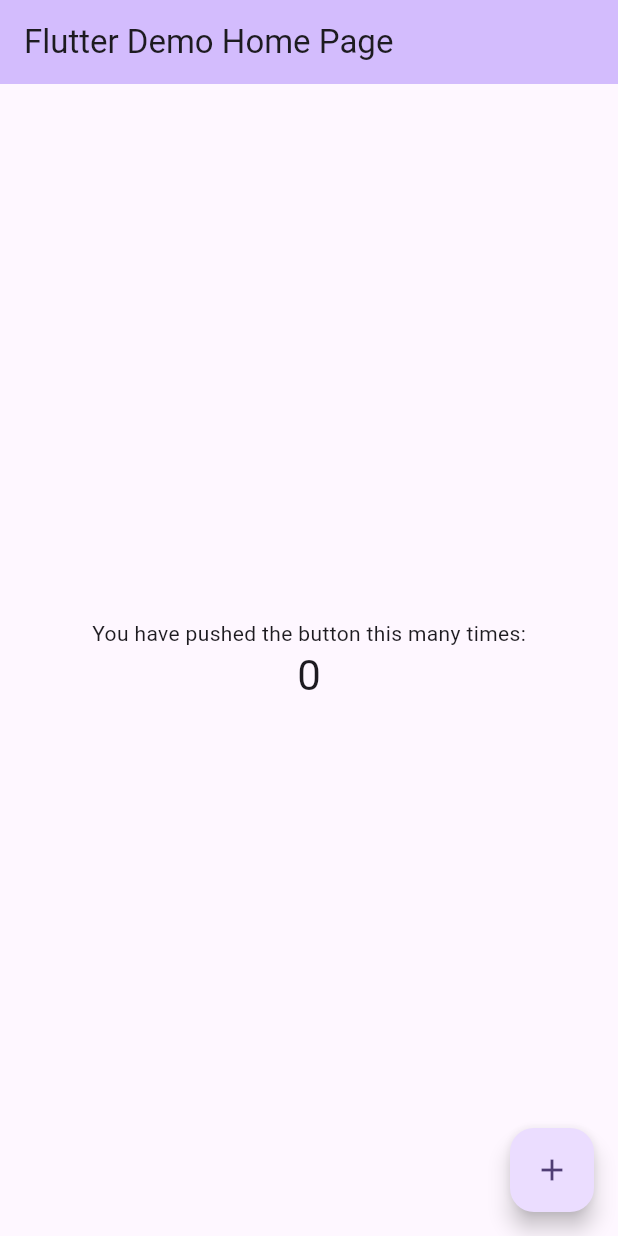
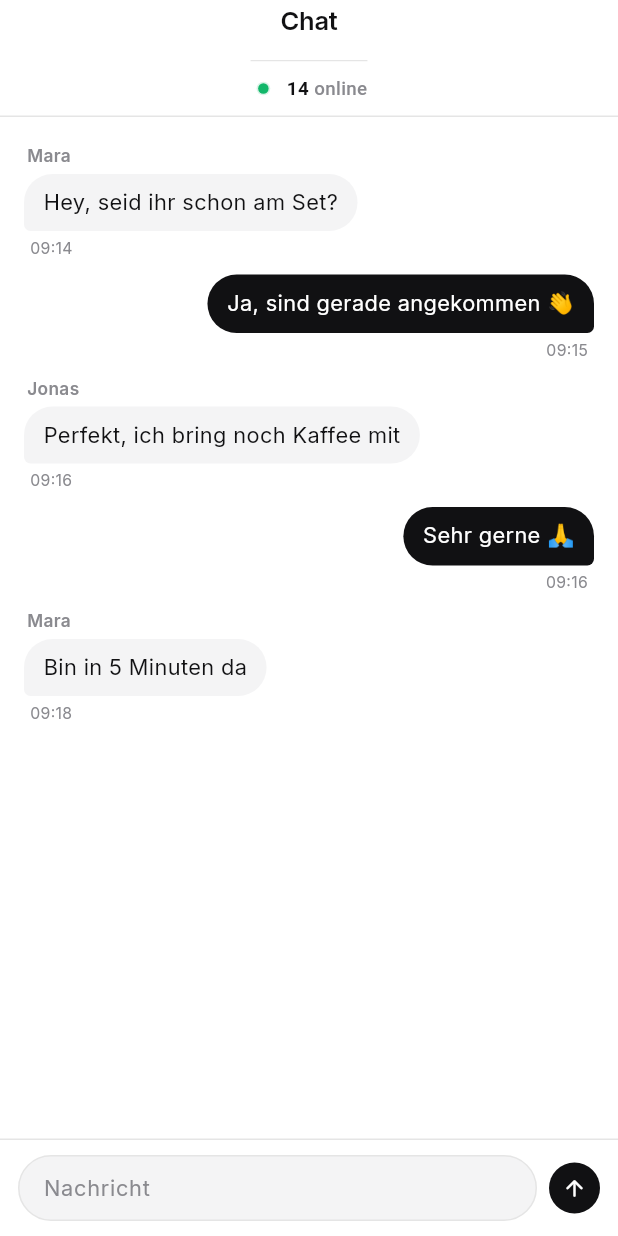
Before and after one commit to Gnidreve/gRPC_Chat, a Flutter app: the screen it shows after launch, on a phone screen of 412 x 824 dp. Run offline on Flutter 3.47's test engine with Material 3 defaults, Android fonts, the phone set to English and light mode, and no system bars; our stand-ins replace google_fonts.

Commit message:
Add chat UI mockup (visual scaffold)
Implement the visual chat screen from the provided design: top bar,
online indicator with pulsing dot, message list with own/other
bubbles, and an input bar. Static demo data only, no networking or
gRPC wiring yet. Adds google_fonts for the Inter typeface used by
the theme.

Co-Authored-By: Claude Sonnet 5 <noreply@anthropic.com>
Claude-Session: https://claude.ai/code/session_0137skvoiKUSRyrUmnCphU81

```diff
--- a/lib/main.dart
+++ b/lib/main.dart
@@ -1,122 +1,21 @@
 import 'package:flutter/material.dart';
+import 'screens/chat_screen.dart';
+import 'theme/app_theme.dart';
 
 void main() {
-  runApp(const MyApp());
+  runApp(const ChatApp());
 }
 
-class MyApp extends StatelessWidget {
-  const MyApp({super.key});
+class ChatApp extends StatelessWidget {
+  const ChatApp({super.key});
 
-  // This widget is the root of your application.
   @override
   Widget build(BuildContext context) {
     return MaterialApp(
-      title: 'Flutter Demo',
-      theme: ThemeData(
-        // This is the theme of your application.
-        //
-        // TRY THIS: Try running your application with "flutter run". You'll see
-        // the application has a purple toolbar. Then, without quitting the app,
-        // try changing the seedColor in the colorScheme below to Colors.green
-        // and then invoke "hot reload" (save your changes or press the "hot
-        // reload" button in a Flutter-supported IDE, or press "r" if you used
-        // the command line to start the app).
-        //
-        // Notice that the counter didn't reset back to zero; the application
-        // state is not lost during the reload. To reset the state, use hot
-        // restart instead.
-        //
-        // This works for code too, not just values: Most code changes can be
-        // tested with just a hot reload.
-        colorScheme: .fromSeed(seedColor: Colors.deepPurple),
-      ),
-      home: const MyHomePage(title: 'Flutter Demo Home Page'),
+      title: 'Chat',
+      debugShowCheckedModeBanner: false,
+      theme: AppTheme.light,
+      home: const ChatScreen(),
     );
   }
 }
-
-class MyHomePage extends StatefulWidget {
-  const MyHomePage({super.key, required this.title});
-
-  // This widget is the home page of your application. It is stateful, meaning
-  // that it has a State object (defined below) that contains fields that affect
-  // how it looks.
-
-  // This class is the configuration for the state. It holds the values (in this
-  // case the title) provided by the parent (in this case the App widget) and
-  // used by the build method of the State. Fields in a Widget subclass are
-  // always marked "final".
-
-  final String title;
-
-  @override
-  State<MyHomePage> createState() => _MyHomePageState();
-}
-
-class _MyHomePageState extends State<MyHomePage> {
-  int _counter = 0;
-
-  void _incrementCounter() {
-    setState(() {
-      // This call to setState tells the Flutter framework that something has
-      // changed in this State, which causes it to rerun the build method below
-      // so that the display can reflect the updated values. If we changed
-      // _counter without calling setState(), then the build method would not be
-      // called again, and so nothing would appear to happen.
-      _counter++;
-    });
-  }
-
-  @override
-  Widget build(BuildContext context) {
-    // This method is rerun every time setState is called, for instance as done
-    // by the _incrementCounter method above.
-    //
-    // The Flutter framework has been optimized to make rerunning build methods
-    // fast, so that you can just rebuild anything that needs updating rather
-    // than having to individually change instances of widgets.
-    return Scaffold(
-      appBar: AppBar(
-        // TRY THIS: Try changing the color here to a specific color (to
-        // Colors.amber, perhaps?) and trigger a hot reload to see the AppBar
-        // change color while the other colors stay the same.
-        backgroundColor: Theme.of(context).colorScheme.inversePrimary,
-        // Here we take the value from the MyHomePage object that was created by
-        // the App.build method, and use it to set our appbar title.
-        title: Text(widget.title),
-      ),
-      body: Center(
-        // Center is a layout widget. It takes a single child and positions it
-        // in the middle of the parent.
-        child: Column(
-          // Column is also a layout widget. It takes a list of children and
-          // arranges them vertically. By default, it sizes itself to fit its
-          // children horizontally, and tries to be as tall as its parent.
-          //
-          // Column has various properties to control how it sizes itself and
-          // how it positions its children. Here we use mainAxisAlignment to
-          // center the children vertically; the main axis here is the vertical
-          // axis because Columns are vertical (the cross axis would be
-          // horizontal).
-          //
-          // TRY THIS: Invoke "debug painting" (choose the "Toggle Debug Paint"
-          // action in the IDE, or press "p" in the console), to see the
-          // wireframe for each widget.
-          mainAxisAlignment: .center,
-          children: [
-            const Text('You have pushed the button this many times:'),
-            Text(
-              '$_counter',
-              style: Theme.of(context).textTheme.headlineMedium,
-            ),
-          ],
-        ),
-      ),
-      floatingActionButton: FloatingActionButton(
-        onPressed: _incrementCounter,
-        tooltip: 'Increment',
-        child: const Icon(Icons.add),
-      ),
-    );
-  }
-}
--- /dev/null
+++ b/lib/models/chat_message.dart
@@ -0,0 +1,48 @@
+/// Reine Datenhülle für eine Chat-Nachricht.
+/// Keine Methoden, keine Logik – nur Felder fürs Templating.
+class ChatMessage {
+  final String? senderName; // null = eigene Nachricht
+  final String text;
+  final String time;
+  final bool isOwn;
+
+  const ChatMessage({
+    this.senderName,
+    required this.text,
+    required this.time,
+    required this.isOwn,
+  });
+}
+
+/// Statische Beispiel-Daten, damit das Template ohne Backend aussieht
+/// wie im Mockup. Später durch echte Daten ersetzen.
+const List<ChatMessage> demoMessages = [
+  ChatMessage(
+    senderName: 'Mara',
+    text: 'Hey, seid ihr schon am Set?',
+    time: '09:14',
+    isOwn: false,
+  ),
+  ChatMessage(
+    text: 'Ja, sind gerade angekommen 👋',
+    time: '09:15',
+    isOwn: true,
+  ),
+  ChatMessage(
+    senderName: 'Jonas',
+    text: 'Perfekt, ich bring noch Kaffee mit',
+    time: '09:16',
+    isOwn: false,
+  ),
+  ChatMessage(
+    text: 'Sehr gerne 🙏',
+    time: '09:16',
+    isOwn: true,
+  ),
+  ChatMessage(
+    senderName: 'Mara',
+    text: 'Bin in 5 Minuten da',
+    time: '09:18',
+    isOwn: false,
+  ),
+];
--- /dev/null
+++ b/lib/screens/chat_screen.dart
@@ -0,0 +1,59 @@
+import 'package:flutter/material.dart';
+import '../models/chat_message.dart';
+import '../theme/app_theme.dart';
+import '../widgets/chat_input_bar.dart';
+import '../widgets/message_bubble.dart';
+import '../widgets/online_indicator.dart';
+
+/// Einziger Screen der App: Top Bar, Online-Indikator, Nachrichtenliste,
+/// Input-Bar. Nutzt statische Demo-Daten aus chat_message.dart.
+class ChatScreen extends StatelessWidget {
+  const ChatScreen({super.key});
+
+  @override
+  Widget build(BuildContext context) {
+    return Scaffold(
+      backgroundColor: AppColors.bgApp,
+      body: SafeArea(
+        child: Column(
+          children: [
+            _TopBar(),
+            const OnlineIndicator(count: 14),
+            Expanded(
+              child: ListView.builder(
+                padding: const EdgeInsets.fromLTRB(16, 18, 16, 10),
+                itemCount: demoMessages.length,
+                itemBuilder: (context, index) {
+                  return MessageBubble(message: demoMessages[index]);
+                },
+              ),
+            ),
+            const ChatInputBar(),
+          ],
+        ),
+      ),
+    );
+  }
+}
+
+class _TopBar extends StatelessWidget {
+  @override
+  Widget build(BuildContext context) {
+    return Container(
+      padding: const EdgeInsets.fromLTRB(20, 2, 20, 14),
+      decoration: const BoxDecoration(
+        border: Border(bottom: BorderSide(color: AppColors.border)),
+      ),
+      child: const Text(
+        'Chat',
+        textAlign: TextAlign.center,
+        style: TextStyle(
+          fontSize: 17,
+          fontWeight: FontWeight.w600,
+          letterSpacing: -0.2,
+          color: AppColors.textPrimary,
+        ),
+      ),
+    );
+  }
+}
--- /dev/null
+++ b/lib/theme/app_theme.dart
@@ -0,0 +1,54 @@
+import 'package:flutter/material.dart';
+import 'package:google_fonts/google_fonts.dart';
+
+/// Zentrale Farb- und Formtokens, 1:1 aus dem Web-Mockup übernommen.
+class AppColors {
+  AppColors._();
+
+  static const bgApp = Color(0xFFFFFFFF);
+  static const bgSurface = Color(0xFFF4F4F5);
+  static const border = Color(0xFFE5E5E5);
+
+  static const textPrimary = Color(0xFF111113);
+  static const textSecondary = Color(0xFF8A8A8F);
+
+  static const accentGreen = Color(0xFF12B76A);
+
+  static const bubbleOwn = Color(0xFF111113);
+  static const bubbleOwnText = Color(0xFFFFFFFF);
+  static const bubbleOther = Color(0xFFF4F4F5);
+  static const bubbleOtherText = Color(0xFF111113);
+}
+
+class AppRadius {
+  AppRadius._();
+
+  static const lg = 22.0;
+  static const md = 14.0;
+}
+
+/// Fertiges ThemeData, das an MaterialApp übergeben wird.
+class AppTheme {
+  AppTheme._();
+
+  static ThemeData get light {
+    final base = ThemeData(
+      useMaterial3: true,
+      brightness: Brightness.light,
+      scaffoldBackgroundColor: AppColors.bgApp,
+      colorScheme: ColorScheme.fromSeed(
+        seedColor: AppColors.textPrimary,
+        brightness: Brightness.light,
+        surface: AppColors.bgApp,
+      ),
+    );
+
+    return base.copyWith(
+      textTheme: GoogleFonts.interTextTheme(base.textTheme).apply(
+        bodyColor: AppColors.textPrimary,
+        displayColor: AppColors.textPrimary,
+      ),
+      dividerColor: AppColors.border,
+    );
+  }
+}
--- /dev/null
+++ b/lib/widgets/chat_input_bar.dart
@@ -0,0 +1,87 @@
+import 'package:flutter/material.dart';
+import '../theme/app_theme.dart';
+
+/// Eingabezeile am unteren Bildschirmrand.
+/// Rein visuelles Template: kein State, kein Senden-Callback.
+/// TODO: TextEditingController + onSend-Callback ergänzen, sobald
+/// die eigentliche Chat-Logik angebunden wird.
+class ChatInputBar extends StatelessWidget {
+  const ChatInputBar({super.key});
+
+  @override
+  Widget build(BuildContext context) {
+    return Container(
+      padding: EdgeInsets.only(
+        left: 12,
+        right: 12,
+        top: 10,
+        bottom: 10 + MediaQuery.of(context).padding.bottom,
+      ),
+      decoration: const BoxDecoration(
+        color: AppColors.bgApp,
+        border: Border(top: BorderSide(color: AppColors.border)),
+      ),
+      child: Row(
+        children: [
+          Expanded(
+            child: Container(
+              padding: const EdgeInsets.symmetric(horizontal: 16),
+              decoration: BoxDecoration(
+                color: AppColors.bgSurface,
+                borderRadius: BorderRadius.circular(100),
+                border: Border.all(color: AppColors.border),
+              ),
+              child: const TextField(
+                decoration: InputDecoration(
+                  hintText: 'Nachricht',
+                  hintStyle: TextStyle(
+                    color: AppColors.textSecondary,
+                    fontSize: 14.5,
+                  ),
+                  border: InputBorder.none,
+                  isDense: true,
+                  contentPadding: EdgeInsets.symmetric(vertical: 10),
+                ),
+                style: TextStyle(
+                  color: AppColors.textPrimary,
+                  fontSize: 14.5,
+                ),
+              ),
+            ),
+          ),
+          const SizedBox(width: 8),
+          _SendButton(onPressed: () {
+            // TODO: Sende-Logik anbinden.
+          }),
+        ],
+      ),
+    );
+  }
+}
+
+class _SendButton extends StatelessWidget {
+  final VoidCallback onPressed;
+
+  const _SendButton({required this.onPressed});
+
+  @override
+  Widget build(BuildContext context) {
+    return Material(
+      color: AppColors.bubbleOwn,
+      shape: const CircleBorder(),
+      child: InkWell(
+        onTap: onPressed,
+        customBorder: const CircleBorder(),
+        child: const SizedBox(
+          width: 34,
+          height: 34,
+          child: Icon(
+            Icons.arrow_upward_rounded,
+            size: 17,
+            color: AppColors.bubbleOwnText,
+          ),
+        ),
+      ),
+    );
+  }
+}
--- /dev/null
+++ b/lib/widgets/message_bubble.dart
@@ -0,0 +1,79 @@
+import 'package:flutter/material.dart';
+import '../models/chat_message.dart';
+import '../theme/app_theme.dart';
+
+/// Stellt eine einzelne Chat-Nachricht dar (eigen oder fremd).
+/// Reines Präsentations-Widget – bekommt alles über [message] rein.
+class MessageBubble extends StatelessWidget {
+  final ChatMessage message;
+
+  const MessageBubble({super.key, required this.message});
+
+  @override
+  Widget build(BuildContext context) {
+    final isOwn = message.isOwn;
+
+    return Align(
+      alignment: isOwn ? Alignment.centerRight : Alignment.centerLeft,
+      child: ConstrainedBox(
+        constraints: BoxConstraints(
+          maxWidth: MediaQuery.of(context).size.width * 0.78,
+        ),
+        child: Padding(
+          padding: const EdgeInsets.only(bottom: 10),
+          child: Column(
+            crossAxisAlignment:
+                isOwn ? CrossAxisAlignment.end : CrossAxisAlignment.start,
+            children: [
+              if (!isOwn && message.senderName != null)
+                Padding(
+                  padding: const EdgeInsets.only(left: 2, bottom: 4),
+                  child: Text(
+                    message.senderName!,
+                    style: const TextStyle(
+                      fontSize: 11.5,
+                      fontWeight: FontWeight.w600,
+                      color: AppColors.textSecondary,
+                    ),
+                  ),
+                ),
+              Container(
+                padding:
+                    const EdgeInsets.symmetric(horizontal: 13, vertical: 9),
+                decoration: BoxDecoration(
+                  color: isOwn ? AppColors.bubbleOwn : AppColors.bubbleOther,
+                  borderRadius: BorderRadius.only(
+                    topLeft: const Radius.circular(AppRadius.lg),
+                    topRight: const Radius.circular(AppRadius.lg),
+                    bottomLeft: Radius.circular(isOwn ? AppRadius.lg : 5),
+                    bottomRight: Radius.circular(isOwn ? 5 : AppRadius.lg),
+                  ),
+                ),
+                child: Text(
+                  message.text,
+                  style: TextStyle(
+                    fontSize: 14.5,
+                    height: 1.4,
+                    color: isOwn
+                        ? AppColors.bubbleOwnText
+                        : AppColors.bubbleOtherText,
+                  ),
+                ),
+              ),
+              Padding(
+                padding: const EdgeInsets.only(top: 4, left: 4, right: 4),
+                child: Text(
+                  message.time,
+                  style: const TextStyle(
+                    fontSize: 10.5,
+                    color: AppColors.textSecondary,
+                  ),
+                ),
+              ),
+            ],
+          ),
+        ),
+      ),
+    );
+  }
+}
--- /dev/null
+++ b/lib/widgets/online_indicator.dart
@@ -0,0 +1,111 @@
+import 'package:flutter/material.dart';
+import '../theme/app_theme.dart';
+
+/// Zeile mittig unter der Top Bar: grüner Punkt + "X online".
+/// Der Wert wird als Parameter übergeben, keine eigene Logik.
+class OnlineIndicator extends StatelessWidget {
+  final int count;
+
+  const OnlineIndicator({super.key, required this.count});
+
+  @override
+  Widget build(BuildContext context) {
+    return Container(
+      width: double.infinity,
+      padding: const EdgeInsets.symmetric(vertical: 9),
+      decoration: const BoxDecoration(
+        color: AppColors.bgApp,
+        border: Border(bottom: BorderSide(color: AppColors.border)),
+      ),
+      child: Row(
+        mainAxisAlignment: MainAxisAlignment.center,
+        children: [
+          const _PulsingDot(),
+          const SizedBox(width: 7),
+          Text.rich(
+            TextSpan(
+              style: const TextStyle(
+                fontSize: 12.5,
+                fontWeight: FontWeight.w500,
+                color: AppColors.textSecondary,
+              ),
+              children: [
+                TextSpan(
+                  text: '$count',
+                  style: const TextStyle(
+                    fontWeight: FontWeight.w600,
+                    color: AppColors.textPrimary,
+                  ),
+                ),
+                const TextSpan(text: ' online'),
+              ],
+            ),
+          ),
+        ],
+      ),
+    );
+  }
+}
+
+/// Rein visueller Pulse-Effekt, keine fachliche Logik.
+class _PulsingDot extends StatefulWidget {
+  const _PulsingDot();
+
+  @override
+  State<_PulsingDot> createState() => _PulsingDotState();
+}
+
+class _PulsingDotState extends State<_PulsingDot>
+    with SingleTickerProviderStateMixin {
+  late final AnimationController _controller = AnimationController(
+    vsync: this,
+    duration: const Duration(milliseconds: 2200),
+  )..repeat();
+
+  @override
+  void dispose() {
+    _controller.dispose();
+    super.dispose();
+  }
+
+  @override
+  Widget build(BuildContext context) {
+    return SizedBox(
+      width: 17,
+      height: 17,
+      child: AnimatedBuilder(
+        animation: _controller,
+        builder: (context, _) {
+          final t = _controller.value;
+          return Stack(
+            alignment: Alignment.center,
+            children: [
+              Opacity(
+                opacity: (1 - t) * 0.35,
+                child: Transform.scale(
+                  scale: 0.6 + t * 1.3,
+                  child: Container(
+                    width: 7,
+                    height: 7,
+                    decoration: const BoxDecoration(
+                      color: AppColors.accentGreen,
+                      shape: BoxShape.circle,
+                    ),
+                  ),
+                ),
+              ),
+              Container(
+                width: 7,
+                height: 7,
+                decoration: const BoxDecoration(
+                  color: AppColors.accentGreen,
+                  shape: BoxShape.circle,
+                ),
+              ),
+            ],
+          );
+        },
+      ),
+    );
+  }
+}
--- a/pubspec.yaml
+++ b/pubspec.yaml
@@ -34,6 +34,8 @@ dependencies:
   # The following adds the Cupertino Icons font to your application.
   # Use with the CupertinoIcons class for iOS style icons.
   cupertino_icons: ^1.0.8
+
+  google_fonts: ^6.2.1
 
 dev_dependencies:
   flutter_test:
```
Also changed, not shown: pubspec.lock, 3 other files.
